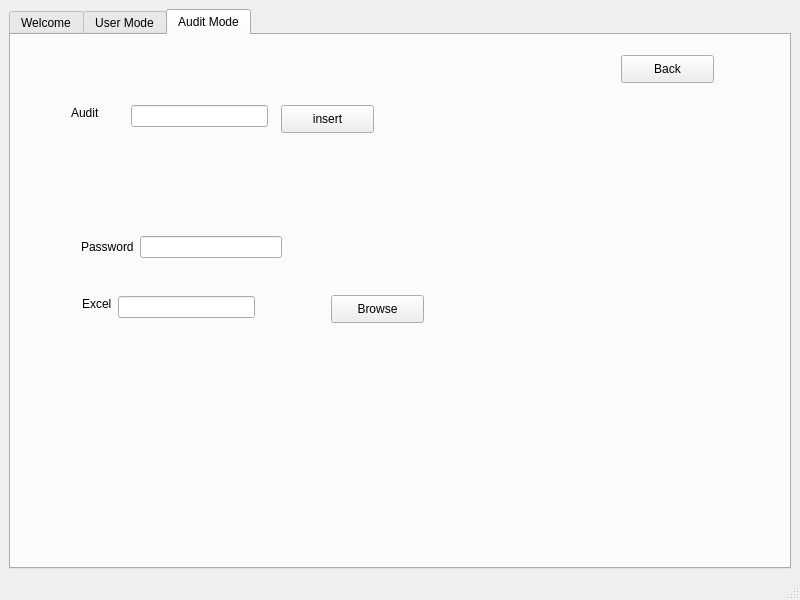
Qt form front.ui (ENGaliyasser/J.A.K.Y.A.) before a commit.
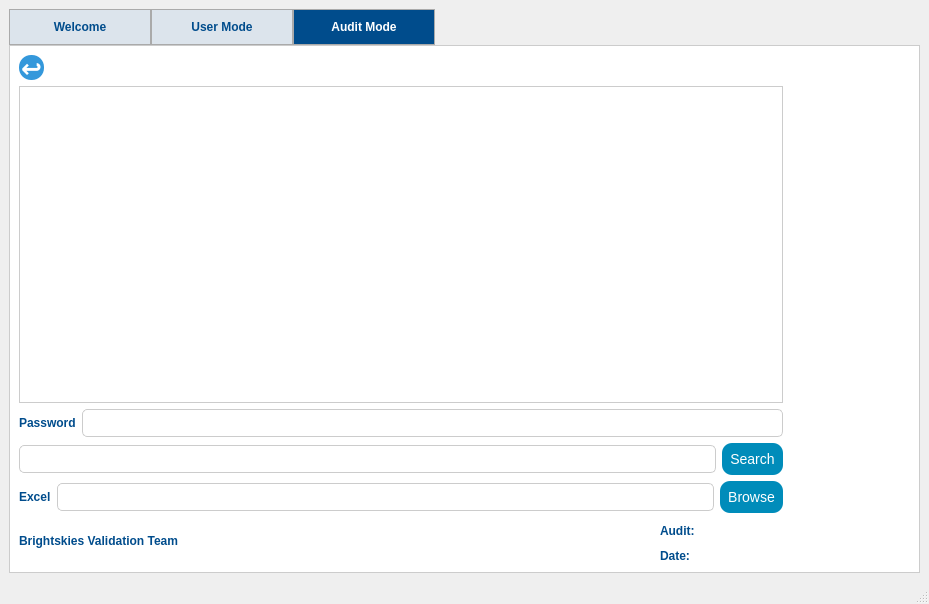
The same form after that commit. The open tabs and pages were chosen to show the change. Icons and pictures are not drawn.

```diff
--- a/front.ui
+++ b/front.ui
@@ -6,8 +6,8 @@
    <rect>
     <x>0</x>
     <y>0</y>
-    <width>800</width>
-    <height>600</height>
+    <width>929</width>
+    <height>604</height>
    </rect>
   </property>
   <property name="windowTitle">
@@ -15,8 +15,151 @@
   </property>
   <widget class="QWidget" name="centralwidget">
    <layout class="QGridLayout" name="gridLayout">
-    <item row="0" column="0">
+    <item row="1" column="0">
      <widget class="QTabWidget" name="tabWidget">
+      <property name="styleSheet">
+       <string notr="true">/* Main Window */
+QMainWindow {
+    background-color: #f0f4f8;
+    font-family: Arial, Helvetica, sans-serif;
+}
+
+/* Tab Widget */
+QTabWidget::pane {
+    border: 1px solid #cccccc;
+    background-color: #ffffff;
+}
+
+QTabBar::tab {
+    background: #dce4ec;
+    color: #004c8c;
+    border: 1px solid #aaaaaa;
+    padding: 10px;
+    min-width: 120px;
+    font-weight: bold;
+}
+
+QTabBar::tab:selected {
+    background: #004c8c;
+    color: #ffffff;
+}
+
+/* Labels */
+QLabel {
+    color: #004c8c;
+    font-weight: bold;
+}
+
+/* Push Buttons */
+QPushButton {
+    background-color: #008cba;
+    color: white;
+    border-radius: 10px;
+    padding: 8px;
+    font-size: 14px;
+}
+
+QPushButton:hover {
+    background-color: #005f7a;
+}
+
+QPushButton:pressed {
+    background-color: #003f50;
+}
+
+/* Group Boxes */
+QGroupBox {
+    border: 2px solid #004c8c;
+    border-radius: 5px;
+    margin-top: 20px;
+    color: #004c8c;
+    font-weight: bold;
+}
+
+QGroupBox::title {
+    subcontrol-origin: margin;
+    subcontrol-position: top center;
+    padding: 5px;
+}
+
+/* Text Edit */
+QTextEdit {
+    background-color: #ffffff;
+    color: #004c8c;
+    border: 1px solid #cccccc;
+    padding: 8px;
+}
+
+/* Line Edit */
+QLineEdit {
+    background-color: #ffffff;
+    color: #004c8c;
+    border: 1px solid #cccccc;
+    padding: 5px;
+    border-radius: 5px;
+}
+
+/* Combo Box */
+QComboBox {
+    background-color: #ffffff;
+    color: #004c8c;
+    border: 1px solid #cccccc;
+    padding: 5px;
+    border-radius: 5px;
+}
+
+QComboBox:hover {
+    border: 1px solid #008cba;
+}
+
+/* Status Bar */
+QStatusBar {
+    background-color: #004c8c;
+    color: #ffffff;
+}
+
+/* Scroll Bar */
+QScrollBar:vertical {
+    background-color: #dce4ec;
+    width: 12px;
+    margin: 20px 0 20px 0;
+    border: 1px solid #aaaaaa;
+}
+
+QScrollBar::handle:vertical {
+    background-color: #004c8c;
+    min-height: 20px;
+}
+
+QScrollBar::add-line:vertical, QScrollBar::sub-line:vertical {
+    background-color: #dce4ec;
+    border: 1px solid #aaaaaa;
+}
+
+QScrollBar::add-page:vertical, QScrollBar::sub-page:vertical {
+    background: none;
+}
+
+/* Tool Bar */
+QToolBar {
+    background-color: #004c8c;
+    border-bottom: 1px solid #cccccc;
+}
+
+QToolButton {
+    background-color: transparent;
+    border: none;
+    color: white;
+    padding: 5px;
+}
+
+QToolButton:hover {
+    background-color: #005f7a;
+}</string>
+      </property>
+      <property name="inputMethodHints">
+       <set>Qt::ImhDialableCharactersOnly|Qt::ImhDigitsOnly|Qt::ImhEmailCharactersOnly|Qt::ImhFormattedNumbersOnly|Qt::ImhLatinOnly|Qt::ImhLowercaseOnly|Qt::ImhUppercaseOnly|Qt::ImhUrlCharactersOnly</set>
+      </property>
       <property name="currentIndex">
        <number>2</number>
       </property>
@@ -105,119 +248,253 @@
        <attribute name="title">
         <string>Audit Mode</string>
        </attribute>
-       <widget class="QLabel" name="label_audit">
-        <property name="geometry">
-         <rect>
-          <x>60</x>
-          <y>70</y>
-          <width>55</width>
-          <height>16</height>
-         </rect>
-        </property>
-        <property name="text">
-         <string>Audit</string>
-        </property>
-       </widget>
-       <widget class="QPushButton" name="pushButton_browse_audit">
-        <property name="geometry">
-         <rect>
-          <x>320</x>
-          <y>260</y>
-          <width>93</width>
-          <height>28</height>
-         </rect>
-        </property>
-        <property name="text">
-         <string>Browse</string>
-        </property>
-       </widget>
-       <widget class="QPushButton" name="back_btn_audit">
-        <property name="geometry">
-         <rect>
-          <x>610</x>
-          <y>20</y>
-          <width>93</width>
-          <height>28</height>
-         </rect>
-        </property>
-        <property name="text">
-         <string>Back</string>
-        </property>
-       </widget>
-       <widget class="QWidget" name="layoutWidget">
-        <property name="geometry">
-         <rect>
-          <x>70</x>
-          <y>200</y>
-          <width>201</width>
-          <height>24</height>
-         </rect>
-        </property>
-        <layout class="QHBoxLayout" name="horizontalLayout">
-         <item>
-          <widget class="QLabel" name="password_label">
-           <property name="text">
-            <string>Password</string>
-           </property>
-          </widget>
-         </item>
-         <item>
-          <widget class="QLineEdit" name="lineEdit_password_audit"/>
-         </item>
-        </layout>
-       </widget>
-       <widget class="QLabel" name="label_excel">
-        <property name="geometry">
-         <rect>
-          <x>71</x>
-          <y>261</y>
-          <width>29</width>
-          <height>16</height>
-         </rect>
-        </property>
-        <property name="text">
-         <string>Excel</string>
-        </property>
-       </widget>
-       <widget class="QLineEdit" name="lineEdit_Excel_audit">
-        <property name="geometry">
-         <rect>
-          <x>107</x>
-          <y>261</y>
-          <width>137</width>
-          <height>22</height>
-         </rect>
-        </property>
-        <property name="readOnly">
-         <bool>true</bool>
-        </property>
-       </widget>
-       <widget class="QLineEdit" name="lineEdit_audit">
-        <property name="geometry">
-         <rect>
-          <x>120</x>
-          <y>70</y>
-          <width>137</width>
-          <height>22</height>
-         </rect>
-        </property>
-        <property name="readOnly">
-         <bool>true</bool>
-        </property>
-       </widget>
-       <widget class="QPushButton" name="insert_btn_audit">
-        <property name="geometry">
-         <rect>
-          <x>270</x>
-          <y>70</y>
-          <width>93</width>
-          <height>28</height>
-         </rect>
-        </property>
-        <property name="text">
-         <string>insert</string>
-        </property>
-       </widget>
+       <layout class="QGridLayout" name="gridLayout_3">
+        <item row="0" column="0">
+         <widget class="QPushButton" name="back_btn_audit">
+          <property name="minimumSize">
+           <size>
+            <width>25</width>
+            <height>25</height>
+           </size>
+          </property>
+          <property name="maximumSize">
+           <size>
+            <width>25</width>
+            <height>25</height>
+           </size>
+          </property>
+          <property name="font">
+           <font>
+            <pointsize>-1</pointsize>
+            <weight>75</weight>
+            <bold>true</bold>
+           </font>
+          </property>
+          <property name="styleSheet">
+           <string notr="true">QPushButton {
+    background-color: #3498db;    /* Background color of the button */
+    border: none;                 /* Remove default border */
+    border-radius: 12px;          /* Makes the button circular (half of width/height) */
+    width: 25px;                  /* Width of the button */
+    height: 25px;                 /* Height of the button */
+    color: white;                 /* Color of the arrow */
+    font-size:25px;              /* Size of the arrow */
+    font-weight: bold;            /* Bold arrow */
+    text-align: center;           /* Center the arrow */
+    padding: 0px;                 /* Remove any padding */
+}
+</string>
+          </property>
+          <property name="text">
+           <string>↩</string>
+          </property>
+         </widget>
+        </item>
+        <item row="1" column="0">
+         <widget class="QTextEdit" name="textEdit_audit_readonly">
+          <property name="minimumSize">
+           <size>
+            <width>620</width>
+            <height>250</height>
+           </size>
+          </property>
+          <property name="maximumSize">
+           <size>
+            <width>16777215</width>
+            <height>16777215</height>
+           </size>
+          </property>
+          <property name="acceptDrops">
+           <bool>true</bool>
+          </property>
+          <property name="readOnly">
+           <bool>true</bool>
+          </property>
+         </widget>
+        </item>
+        <item row="1" column="1" rowspan="2">
+         <layout class="QHBoxLayout" name="horizontalLayout_8">
+          <item>
+           <layout class="QVBoxLayout" name="verticalLayout_8">
+            <item>
+             <widget class="QLabel" name="label_3">
+              <property name="minimumSize">
+               <size>
+                <width>121</width>
+                <height>91</height>
+               </size>
+              </property>
+              <property name="maximumSize">
+               <size>
+                <width>121</width>
+                <height>91</height>
+               </size>
+              </property>
+              <property name="styleSheet">
+               <string notr="true">background-image: url(:/logo/BrightLogo.png);</string>
+              </property>
+              <property name="text">
+               <string/>
+              </property>
+             </widget>
+            </item>
+            <item>
+             <spacer name="verticalSpacer_5">
+              <property name="orientation">
+               <enum>Qt::Vertical</enum>
+              </property>
+              <property name="sizeHint" stdset="0">
+               <size>
+                <width>118</width>
+                <height>270</height>
+               </size>
+              </property>
+             </spacer>
+            </item>
+           </layout>
+          </item>
+         </layout>
+        </item>
+        <item row="2" column="0">
+         <layout class="QVBoxLayout" name="verticalLayout_4">
+          <item>
+           <layout class="QHBoxLayout" name="horizontalLayout">
+            <item>
+             <widget class="QLabel" name="password_label">
+              <property name="text">
+               <string>Password</string>
+              </property>
+             </widget>
+            </item>
+            <item>
+             <widget class="QLineEdit" name="lineEdit_password_audit">
+              <property name="inputMethodHints">
+               <set>Qt::ImhHiddenText|Qt::ImhNoAutoUppercase|Qt::ImhNoEditMenu|Qt::ImhNoPredictiveText|Qt::ImhNoTextHandles|Qt::ImhSensitiveData</set>
+              </property>
+              <property name="echoMode">
+               <enum>QLineEdit::Password</enum>
+              </property>
+             </widget>
+            </item>
+           </layout>
+          </item>
+          <item>
+           <layout class="QHBoxLayout" name="horizontalLayout_2">
+            <item>
+             <widget class="QLineEdit" name="lineEdit_audit"/>
+            </item>
+            <item>
+             <widget class="QPushButton" name="insert_btn_audit">
+              <property name="text">
+               <string>Search</string>
+              </property>
+             </widget>
+            </item>
+           </layout>
+          </item>
+          <item>
+           <layout class="QHBoxLayout" name="horizontalLayout_3">
+            <item>
+             <widget class="QLabel" name="label_excel">
+              <property name="text">
+               <string>Excel</string>
+              </property>
+             </widget>
+            </item>
+            <item>
+             <widget class="QLineEdit" name="lineEdit_excel_audit">
+              <property name="minimumSize">
+               <size>
+                <width>500</width>
+                <height>0</height>
+               </size>
+              </property>
+             </widget>
+            </item>
+            <item>
+             <widget class="QPushButton" name="pushButton_browse_audit">
+              <property name="text">
+               <string>Browse</string>
+              </property>
+             </widget>
+            </item>
+           </layout>
+          </item>
+         </layout>
+        </item>
+        <item row="3" column="0" colspan="2">
+         <layout class="QHBoxLayout" name="horizontalLayout_7">
+          <item>
+           <widget class="QLabel" name="validation_label_3">
+            <property name="font">
+             <font>
+              <weight>75</weight>
+              <bold>true</bold>
+             </font>
+            </property>
+            <property name="text">
+             <string>Brightskies Validation Team</string>
+            </property>
+           </widget>
+          </item>
+          <item>
+           <spacer name="horizontalSpacer_3">
+            <property name="orientation">
+             <enum>Qt::Horizontal</enum>
+            </property>
+            <property name="sizeHint" stdset="0">
+             <size>
+              <width>318</width>
+              <height>20</height>
+             </size>
+            </property>
+           </spacer>
+          </item>
+          <item>
+           <layout class="QVBoxLayout" name="verticalLayout">
+            <item>
+             <widget class="QLabel" name="validation_label_4">
+              <property name="minimumSize">
+               <size>
+                <width>250</width>
+                <height>24</height>
+               </size>
+              </property>
+              <property name="maximumSize">
+               <size>
+                <width>250</width>
+                <height>24</height>
+               </size>
+              </property>
+              <property name="font">
+               <font>
+                <weight>75</weight>
+                <bold>true</bold>
+               </font>
+              </property>
+              <property name="text">
+               <string>Audit:</string>
+              </property>
+             </widget>
+            </item>
+            <item>
+             <widget class="QLabel" name="validation_label_5">
+              <property name="font">
+               <font>
+                <weight>75</weight>
+                <bold>true</bold>
+               </font>
+              </property>
+              <property name="text">
+               <string>Date:</string>
+              </property>
+             </widget>
+            </item>
+           </layout>
+          </item>
+         </layout>
+        </item>
+       </layout>
       </widget>
      </widget>
     </item>
```
Left out of the diff: 400 changed lines with no effect on the pictures.
